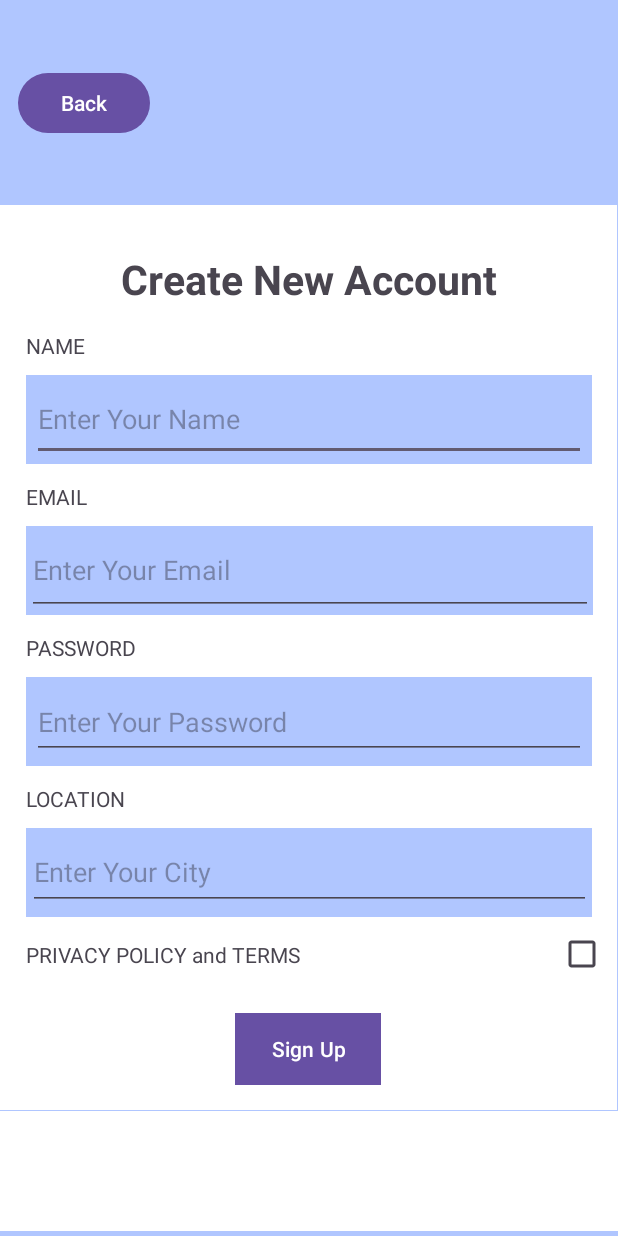
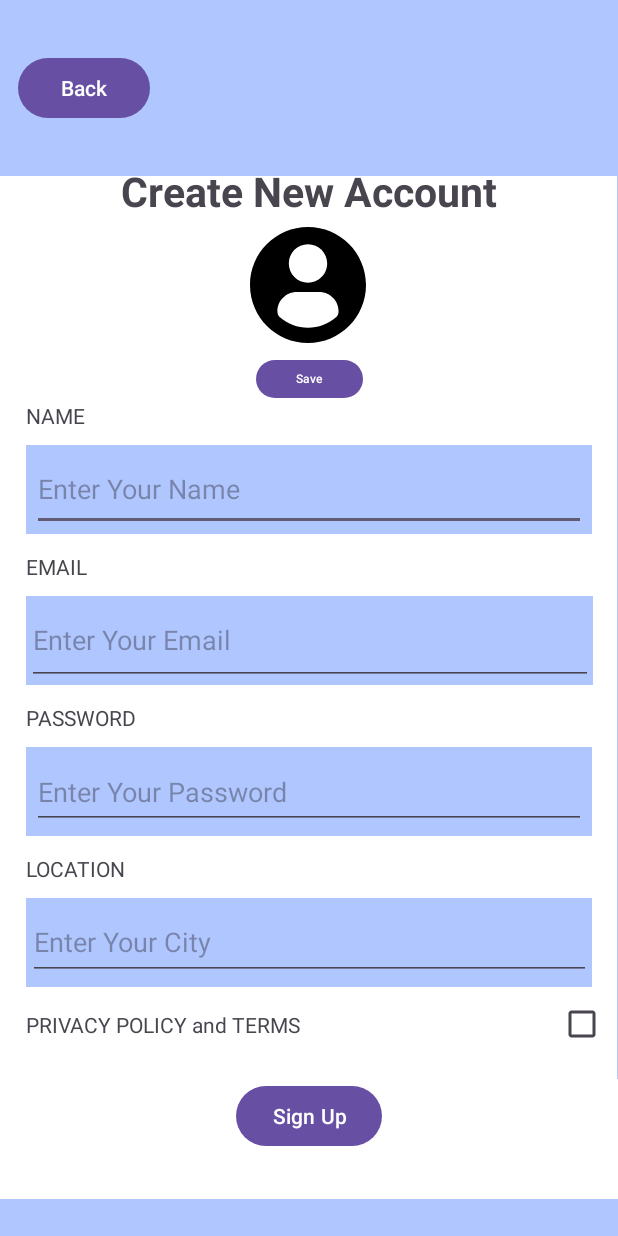
Before and after one commit to LutfuHeysem/PawsitiveCareFinal, an Android app built with Jetpack Compose: the CreateNewAccount screen opened directly, with no data from a screen before it, on a phone screen of 412 x 824 dp. Run offline under Robolectric (Android 15) with nearby library versions, the phone set to English and light mode, and no system bars.

Commit message:
ProfilePhoto Image
In create account class profile photo is added while creating account.

```diff
--- a/PawSitive2/app/src/main/java/com/example/pawsitive/CreateNewAccount.java
+++ b/PawSitive2/app/src/main/java/com/example/pawsitive/CreateNewAccount.java
@@ -1,24 +1,56 @@
 package com.example.pawsitive;
 
+import android.app.Activity;
 import android.content.Intent;
+import android.graphics.Bitmap;
+import android.net.Uri;
 import android.os.Bundle;
+import android.provider.MediaStore;
 import android.text.TextUtils;
 import android.view.View;
 import android.widget.Button;
 import android.widget.CheckBox;
 import android.widget.EditText;
+import android.widget.ImageView;
 import android.widget.Toast;
 
 import androidx.appcompat.app.AppCompatActivity;
 
+import java.io.ByteArrayOutputStream;
+import java.io.FileNotFoundException;
+import java.io.IOException;
+import java.util.Base64;
+
 public class CreateNewAccount extends AppCompatActivity {
 
     //instance variables
-    private String name, pass, email, loc;
+    private String name, pass, email, loc, imageStr;
     private EditText editName, editEmail, editPass, editLoc;
-    private Button back, signUp;
+    private Button back, signUp, saveImage;
+    private ImageView profilePhot;
+    private boolean imageClicked, saveClicked = false;
     private CheckBox privacy;
+    private byte[] imageInBase64;
+    public final int GET_FROM_GALLERY = 3;
 
+    protected void onActivityResult(int requestCode, int resultCode, Intent data) {
+        super.onActivityResult(requestCode, resultCode, data);
+
+        if(requestCode==GET_FROM_GALLERY && resultCode == Activity.RESULT_OK) {
+            Uri selectedImage = data.getData();
+            Bitmap bitmap = null;
+            try {
+                bitmap = MediaStore.Images.Media.getBitmap(this.getContentResolver(), selectedImage);
+                profilePhot.setImageBitmap(bitmap);
+            } catch (FileNotFoundException e) {
+                // TODO Auto-generated catch block
+                e.printStackTrace();
+            } catch (IOException e) {
+                // TODO Auto-generated catch block
+                e.printStackTrace();
+            }
+        }
+    }
     @Override
     protected void onCreate(Bundle savedInstanceState) {
         super.onCreate(savedInstanceState);
@@ -27,11 +59,13 @@ public class CreateNewAccount extends AppCompatActivity {
         //Create Account Initialization
         back = findViewById(R.id.BackButton);
         signUp = findViewById(R.id.button);
+        saveImage = findViewById(R.id.UploadPP);
 
         editName = (EditText) findViewById(R.id.name);
         editEmail = (EditText) findViewById(R.id.email);
         editPass = (EditText) findViewById(R.id.pass);
         editLoc = (EditText) findViewById(R.id.loc);
+        profilePhot = (ImageView) findViewById(R.id.imageView5);
 
         privacy = (CheckBox) findViewById(R.id.checkBox);
 
@@ -40,6 +74,33 @@ public class CreateNewAccount extends AppCompatActivity {
             public void onClick(View v) {
                 Intent intent = new Intent(CreateNewAccount.this, MainActivity.class);
                 startActivity(intent);
+            }
+        });
+        profilePhot.setOnClickListener(new View.OnClickListener() {
+            @Override
+            public void onClick(View v) {
+                imageClicked = true;
+                startActivityForResult(new Intent(Intent.ACTION_PICK, android.provider.MediaStore.Images.Media.INTERNAL_CONTENT_URI), GET_FROM_GALLERY);
+            }
+        });
+
+        saveImage.setOnClickListener(new View.OnClickListener(){
+            @Override
+            public void onClick(View view){
+
+                if(!imageClicked){
+                    Toast.makeText(CreateNewAccount.this, "Select an image first", Toast.LENGTH_SHORT).show();
+                }
+                else{
+                    //BASE 64 CONVERSION
+                    saveClicked = true;
+                    profilePhot.buildDrawingCache();
+                    Bitmap photo = profilePhot.getDrawingCache();
+                    ByteArrayOutputStream bos = new ByteArrayOutputStream();
+                    photo.compress(Bitmap.CompressFormat.PNG, 100, bos);
+                    imageInBase64 = bos.toByteArray();
+                    imageStr = Base64.getEncoder().encodeToString(imageInBase64);
+                }
             }
         });
 
@@ -56,13 +117,15 @@ public class CreateNewAccount extends AppCompatActivity {
                     Toast.makeText(CreateNewAccount.this, "Information parts cannot be empty!", Toast.LENGTH_SHORT).show();
                 if(!privacy.isChecked())
                     Toast.makeText(CreateNewAccount.this, "You must accept privacy policy and terms to sign up!", Toast.LENGTH_SHORT).show();
+                if(!saveClicked)
+                    Toast.makeText(CreateNewAccount.this, "You must save the image you uploaded!", Toast.LENGTH_SHORT).show();
                 else
                 {
                     Intent intent = new Intent(CreateNewAccount.this, CreditCardInfo.class);
                     intent.putExtra("name", name);
-                    intent.putExtra("pass", pass);
                     intent.putExtra("loc", loc);
                     intent.putExtra("email", email);
+                    intent.putExtra("imageStr", imageStr);
                     startActivity(intent);
                 }
             }
--- a/PawSitive2/app/src/main/java/com/example/pawsitive/CreditCardInfo.java
+++ b/PawSitive2/app/src/main/java/com/example/pawsitive/CreditCardInfo.java
@@ -31,7 +31,7 @@ public class CreditCardInfo extends AppCompatActivity {
     private Button back, confirm;
     private String[] date = new String[2];
     private int month, year;
-    private String nameCard, number, exp, cvv, nameC, passC, locC, mailC;
+    private String nameCard, number, exp, cvv, nameC, passC, locC, mailC, imageStrC;
     private EditText editNameCard, editNum, editCvv, editExp;
     private FirebaseAuth auth;
     private HashMap<String, Object> userData;
@@ -71,6 +71,7 @@ public class CreditCardInfo extends AppCompatActivity {
                 passC = intent.getStringExtra("pass");
                 locC = intent.getStringExtra("loc");
                 mailC = intent.getStringExtra("email");
+                imageStrC = intent.getStringExtra("imageStr");
 
                 nameCard = editNameCard.getText().toString();
                 exp = editExp.getText().toString();
@@ -107,13 +108,13 @@ public class CreditCardInfo extends AppCompatActivity {
 
                                             userData = new HashMap<>();
                                             userData.put("Name", nameC);
-                                            userData.put("Password", passC);
                                             userData.put("Email", mailC);
                                             userData.put("Location", locC);
                                             userData.put("Name On The Credit Card", nameCard);
                                             userData.put("Card Number", number);
                                             userData.put("CVV", cvv);
                                             userData.put("Expiration Date", exp);
+                                            userData.put("Profile Photo", imageStrC);
 
                                             fStore.collection("Users").document(auth.getCurrentUser().getEmail())
                                                     .set(userData).addOnCompleteListener(CreditCardInfo.this, new OnCompleteListener<Void>() {
--- a/PawSitive2/app/src/main/res/layout/activity_create_new_account.xml
+++ b/PawSitive2/app/src/main/res/layout/activity_create_new_account.xml
@@ -12,7 +12,7 @@
         android:id="@+id/textView3"
         android:layout_width="411dp"
         android:layout_height="603dp"
-        android:layout_marginTop="-20dp"
+        android:layout_marginTop="-75dp"
         android:layout_marginEnd="100dp"
         android:background="#FFFFFF"
         app:layout_constraintBottom_toBottomOf="parent"
@@ -20,28 +20,30 @@
         app:layout_constraintHorizontal_bias="0.0"
         app:layout_constraintStart_toStartOf="parent"
         app:layout_constraintTop_toTopOf="parent"
-        app:layout_constraintVertical_bias="0.651" />
+        app:layout_constraintVertical_bias="0.652" />
 
     <TextView
         android:id="@+id/textView4"
         android:layout_width="wrap_content"
         android:layout_height="wrap_content"
-        android:layout_marginBottom="16dp"
+        android:layout_marginTop="-5dp"
+        android:layout_marginBottom="90dp"
         android:text="Create New Account"
         android:textSize="27sp"
         android:textStyle="bold"
         app:layout_constraintBottom_toTopOf="@+id/oldPass"
         app:layout_constraintEnd_toEndOf="parent"
-        app:layout_constraintStart_toStartOf="parent" />
+        app:layout_constraintStart_toStartOf="parent"
+        app:layout_constraintTop_toBottomOf="@+id/BackButton" />
 
     <TextView
         android:id="@+id/oldPass"
         android:layout_width="wrap_content"
         android:layout_height="wrap_content"
-        android:layout_marginTop="128dp"
+        android:layout_marginTop="150dp"
         android:text="NAME"
         app:layout_constraintStart_toStartOf="@+id/textView6"
-        app:layout_constraintTop_toBottomOf="@+id/BackButton" />
+        app:layout_constraintTop_toTopOf="@+id/textView3" />
 
     <TextView
         android:id="@+id/textView6"
@@ -185,35 +187,12 @@
         app:layout_constraintTop_toBottomOf="@+id/textView12" />
 
     <Button
-        android:id="@+id/button"
-        android:layout_width="wrap_content"
-        android:layout_height="wrap_content"
-        android:layout_marginTop="25dp"
-        android:layout_marginBottom="15dp"
-        android:background="@color/black"
-        android:backgroundTint="@color/material_dynamic_primary80"
-        android:foregroundTint="@color/material_dynamic_primary80"
-        android:shadowColor="@color/material_dynamic_primary80"
-        android:text="Sign Up"
-        android:textColorHighlight="@color/material_dynamic_primary80"
-        android:textColorHint="@color/material_dynamic_primary80"
-        android:textColorLink="@color/material_dynamic_primary80"
-        app:iconTint="@color/material_dynamic_primary80"
-        app:layout_constraintBottom_toBottomOf="@+id/textView3"
-        app:layout_constraintEnd_toEndOf="parent"
-        app:layout_constraintHorizontal_bias="0.498"
-        app:layout_constraintStart_toStartOf="parent"
-        app:layout_constraintTop_toBottomOf="@+id/textView13"
-        app:rippleColor="@color/material_dynamic_primary80"
-        app:strokeColor="@color/material_dynamic_primary80" />
-
-    <Button
         android:id="@+id/BackButton"
         android:layout_width="wrap_content"
         android:layout_height="wrap_content"
         android:layout_marginStart="12dp"
-        android:layout_marginTop="32dp"
-        android:layout_marginBottom="32dp"
+        android:layout_marginTop="18dp"
+        android:layout_marginBottom="18dp"
         android:text="Back"
         app:layout_constraintBottom_toTopOf="@+id/textView3"
         app:layout_constraintStart_toStartOf="parent"
@@ -223,12 +202,50 @@
         android:id="@+id/textView20"
         android:layout_width="421dp"
         android:layout_height="80dp"
+        android:layout_marginTop="-1dp"
+        android:layout_marginBottom="-116dp"
         android:background="#FFFFFF"
         app:layout_constraintBottom_toBottomOf="parent"
         app:layout_constraintEnd_toEndOf="parent"
         app:layout_constraintHorizontal_bias="0.0"
         app:layout_constraintStart_toStartOf="parent"
         app:layout_constraintTop_toBottomOf="@+id/textView3"
-        app:layout_constraintVertical_bias="0.153" />
+        app:layout_constraintVertical_bias="0.0" />
+
+    <ImageView
+        android:id="@+id/imageView5"
+        android:layout_width="117dp"
+        android:layout_height="77dp"
+        android:layout_marginTop="5dp"
+        app:layout_constraintBottom_toTopOf="@+id/oldPass"
+        app:layout_constraintEnd_toEndOf="parent"
+        app:layout_constraintHorizontal_bias="0.498"
+        app:layout_constraintStart_toStartOf="parent"
+        app:layout_constraintTop_toBottomOf="@+id/textView4"
+        app:layout_constraintVertical_bias="0.0"
+        app:srcCompat="@drawable/profile_icon" />
+
+    <Button
+        android:id="@+id/button"
+        android:layout_width="wrap_content"
+        android:layout_height="wrap_content"
+        android:layout_marginTop="25dp"
+        android:text="Sign Up"
+        app:layout_constraintEnd_toEndOf="parent"
+        app:layout_constraintStart_toStartOf="parent"
+        app:layout_constraintTop_toBottomOf="@+id/textView13" />
+
+    <Button
+        android:id="@+id/UploadPP"
+        android:layout_width="71dp"
+        android:layout_height="33dp"
+        android:layout_marginTop="-20dp"
+        android:text="Save"
+        android:textColorLink="#771D1D"
+        android:textSize="8sp"
+        app:layout_constraintBottom_toTopOf="@+id/textView6"
+        app:layout_constraintEnd_toEndOf="parent"
+        app:layout_constraintStart_toStartOf="parent"
+        app:layout_constraintTop_toBottomOf="@+id/imageView5" />
 
 </androidx.constraintlayout.widget.ConstraintLayout>
--- a/PawSitive2/app/src/main/res/layout/activity_login.xml
+++ b/PawSitive2/app/src/main/res/layout/activity_login.xml
@@ -21,9 +21,8 @@
         android:id="@+id/textView12"
         android:layout_width="345dp"
         android:layout_height="75dp"
-        android:layout_marginStart="25dp"
+        android:layout_marginStart="-15dp"
         android:layout_marginTop="15dp"
-        android:layout_marginEnd="25dp"
         android:background="@color/material_dynamic_primary80"
         app:layout_constraintEnd_toEndOf="parent"
         app:layout_constraintStart_toStartOf="parent"
@@ -33,9 +32,8 @@
         android:id="@+id/textView6"
         android:layout_width="345dp"
         android:layout_height="75dp"
-        android:layout_marginStart="25dp"
+        android:layout_marginStart="-14dp"
         android:layout_marginTop="15dp"
-        android:layout_marginEnd="25dp"
         android:background="@color/material_dynamic_primary80"
         app:layout_constraintEnd_toEndOf="parent"
         app:layout_constraintStart_toStartOf="parent"
```
